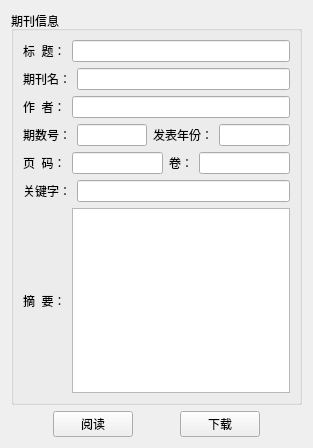
This is UI/UI_PeriodicalDetail.ui in mortersen/C35N as Qt 5 draws it before an edit. The edited form follows.
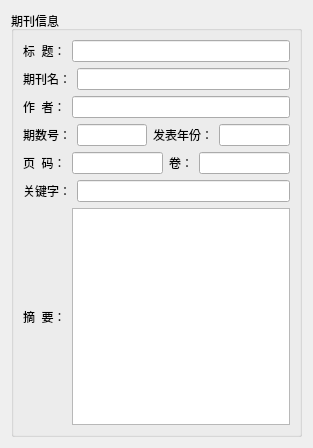
This is the edited form.

The edit to the form file:
```diff
--- a/UI/UI_PeriodicalDetail.ui
+++ b/UI/UI_PeriodicalDetail.ui
@@ -157,63 +157,6 @@
      </layout>
     </widget>
    </item>
-   <item>
-    <layout class="QHBoxLayout" name="horizontalLayout_12" stretch="1,0,1,0,1">
-     <item>
-      <spacer name="horizontalSpacer_2">
-       <property name="orientation">
-        <enum>Qt::Horizontal</enum>
-       </property>
-       <property name="sizeHint" stdset="0">
-        <size>
-         <width>40</width>
-         <height>20</height>
-        </size>
-       </property>
-      </spacer>
-     </item>
-     <item>
-      <widget class="QPushButton" name="btn_ReadPdf">
-       <property name="text">
-        <string>阅读</string>
-       </property>
-      </widget>
-     </item>
-     <item>
-      <spacer name="horizontalSpacer">
-       <property name="orientation">
-        <enum>Qt::Horizontal</enum>
-       </property>
-       <property name="sizeHint" stdset="0">
-        <size>
-         <width>40</width>
-         <height>20</height>
-        </size>
-       </property>
-      </spacer>
-     </item>
-     <item>
-      <widget class="QPushButton" name="btn_Download">
-       <property name="text">
-        <string>下载</string>
-       </property>
-      </widget>
-     </item>
-     <item>
-      <spacer name="horizontalSpacer_3">
-       <property name="orientation">
-        <enum>Qt::Horizontal</enum>
-       </property>
-       <property name="sizeHint" stdset="0">
-        <size>
-         <width>40</width>
-         <height>20</height>
-        </size>
-       </property>
-      </spacer>
-     </item>
-    </layout>
-   </item>
   </layout>
  </widget>
  <resources/>
```
